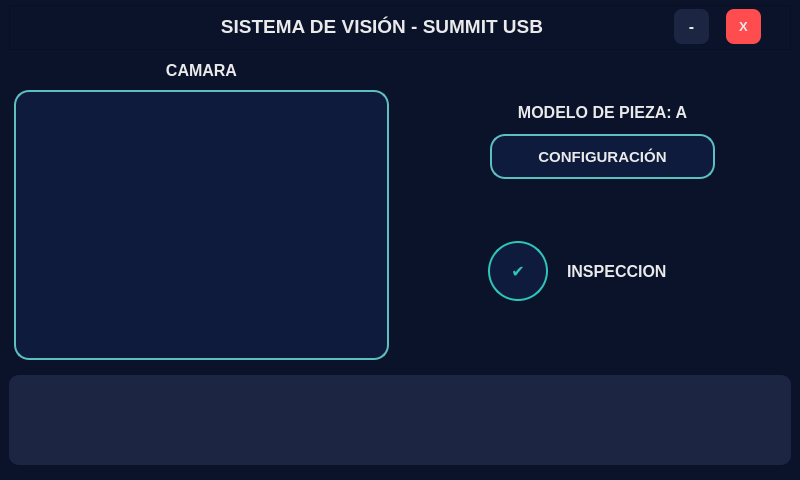
The window that ui/main_window.ui (hectorleyvaj-ops/vision-sensor) describes before a commit, drawn with Qt 5.
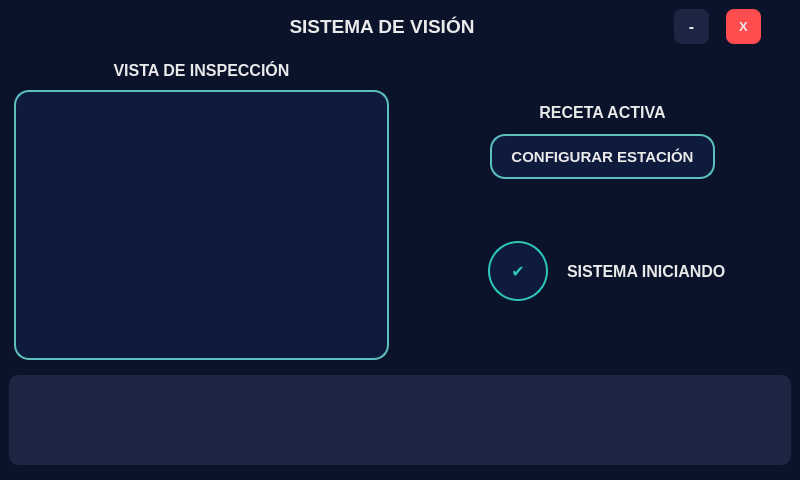
The same window after the commit. Custom widgets are drawn as their Qt base class.

Patch:
```diff
--- a/ui/main_window.ui
+++ b/ui/main_window.ui
@@ -129,7 +129,7 @@
 background-color: transparent;</string>
          </property>
          <property name="text">
-          <string>SISTEMA DE VISIÓN - SUMMIT USB</string>
+          <string>SISTEMA DE VISIÓN</string>
          </property>
          <property name="alignment">
           <set>Qt::AlignCenter</set>
@@ -264,7 +264,7 @@
 background-color: transparent;</string>
           </property>
           <property name="text">
-           <string>CAMARA</string>
+          <string>VISTA DE INSPECCIÓN</string>
           </property>
           <property name="alignment">
            <set>Qt::AlignCenter</set>
@@ -380,7 +380,7 @@
 background-color: transparent;</string>
             </property>
             <property name="text">
-             <string>MODELO DE PIEZA: A</string>
+             <string>RECETA ACTIVA</string>
             </property>
             <property name="alignment">
              <set>Qt::AlignCenter</set>
@@ -426,7 +426,7 @@
 background-color: rgb(15, 27, 61);</string>
             </property>
             <property name="text">
-             <string>CONFIGURACIÓN</string>
+             <string>CONFIGURAR ESTACIÓN</string>
             </property>
            </widget>
           </item>
@@ -522,7 +522,7 @@
 background-color: transparent;</string>
             </property>
             <property name="text">
-             <string>INSPECCION</string>
+             <string>SISTEMA INICIANDO</string>
             </property>
            </widget>
           </item>
```
